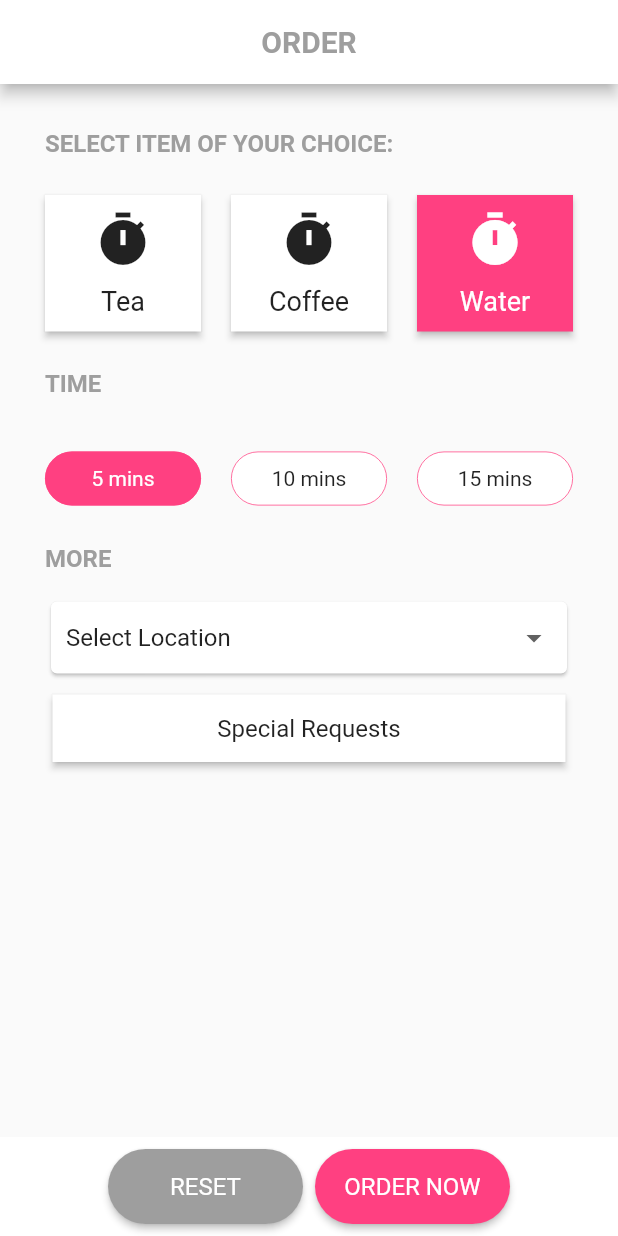
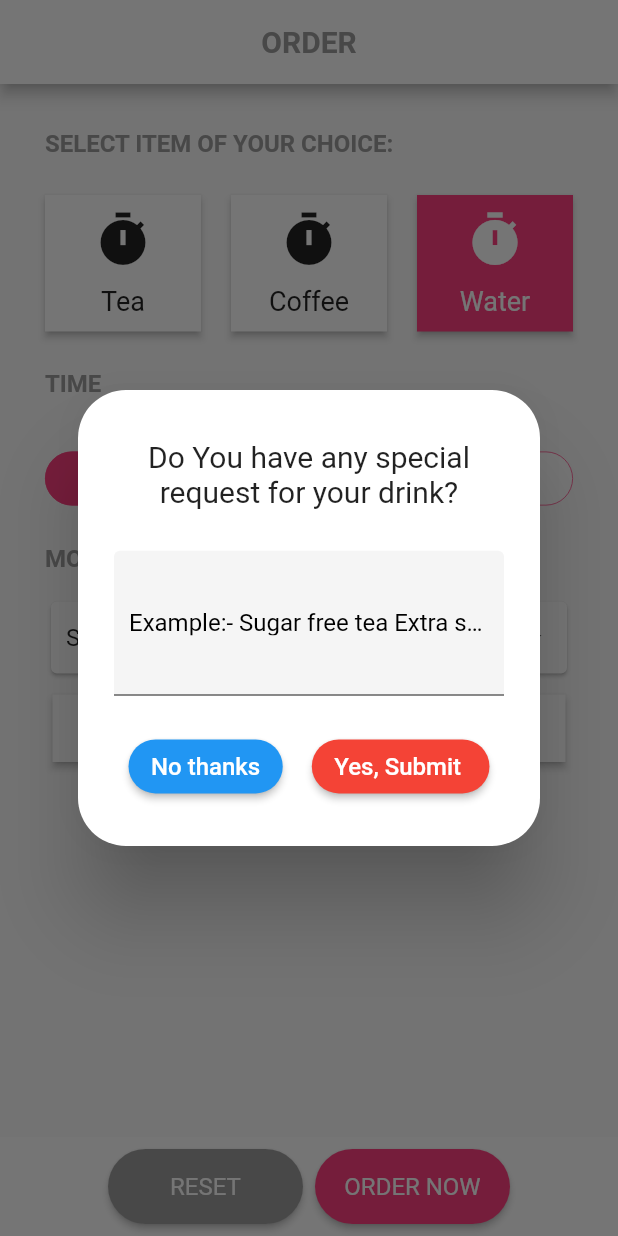
Before and after one commit to Yash2-dev/Tea-app, a Flutter app: the Order screen opened directly, after a tap on "Special Requests", on a phone screen of 412 x 824 dp. Run offline on Flutter 3.47's test engine with Material 2 defaults, Android fonts, the phone set to English and light mode, and no system bars; missing offline and left inert: sweetalert; network calls fail; Roboto replaces fonts that are missing (sedgwick).

Commit message:
some-changes

```diff
--- /dev/null
+++ b/lib/alert_dialogs/dialog.dart
@@ -0,0 +1,133 @@
+import 'dart:async';
+import 'dart:io';
+import 'package:flutter/material.dart';
+
+String _validateSpecialreguest(String value) {
+  value = value.trim();
+  if (value.length == 0) {
+    return "Please enter a Reason.";
+  } else if (value.length < 10) {
+    return "Reason should be minimum 10 characters.";
+  } else if (value.length > 255) {
+    return "Reason must be less than 255 characters.";
+  } else {
+    return null;
+  }
+}
+
+class SCDialogs {
+  static Future<String> specialReguestDialog (
+      BuildContext context, MediaQueryData queryData) {
+    bool _autoCorrectCheck = false;
+    final FocusNode _reasonFocus = FocusNode();
+    TextEditingController controller = TextEditingController();
+    return showDialog<String>(
+      context: context,
+      builder: (BuildContext context) {
+        return AlertDialog(
+          shape: RoundedRectangleBorder(
+              borderRadius: BorderRadius.all(Radius.circular(32.0))),
+          title: Container(
+            height: 260.0,
+            width: 260.0,
+            child: Center(
+              child: Column(
+                mainAxisAlignment: MainAxisAlignment.spaceAround,
+                children: <Widget>[
+                  Padding(
+                    padding: const EdgeInsets.only(bottom: 5.0),
+                    child: Text(
+                      'Do You have any special request for your drink?',
+                      style: TextStyle(
+                          fontFamily: 'sedgwick',
+                          fontWeight: FontWeight.normal,
+                          fontSize: 20.0),
+                      textAlign: TextAlign.center,
+                    ),
+                  ),
+                  Padding(
+                    padding: const EdgeInsets.symmetric(vertical: 5.0),
+                    child: TextFormField(
+                      maxLines: 3,
+                      autovalidate: _autoCorrectCheck,
+                      focusNode: _reasonFocus,
+                      controller: controller,
+                      enableInteractiveSelection: false,
+                      style: TextStyle(color: Colors.black),
+                      validator: _validateSpecialreguest,
+                      decoration: InputDecoration(
+                        contentPadding: new EdgeInsets.symmetric(
+                            vertical: queryData.size.height / 70.0,
+                            horizontal: 10.0),
+                        filled: true,
+                        hintMaxLines: 3,
+                        labelText:
+                            'Example:- Sugar free tea Extra sugar, cold water, hot water, Strong coffee, etc ',
+                        errorMaxLines: 2,
+                        labelStyle:
+                            TextStyle(fontSize: 16.0, color: Colors.black),
+                      ),
+                      keyboardType: TextInputType.text,
+                      textInputAction: TextInputAction.next,
+                    ),
+                  ),
+                  Row(
+                    mainAxisAlignment: MainAxisAlignment.spaceAround,
+                    children: <Widget>[
+                      Container(
+                        child: RaisedButton(
+                          onPressed: () {
+                            // if (_validateSpecialreguest(controller.text) !=
+                            //     null) {
+                            //   setState(() {
+                            //     _autoCorrectCheck = true;
+                            //     _reasonFocus.nextFocus();
+                            //   });
+                            // } else {
+                            //   Navigator.of(context).pop(controller.text);
+                            // }
+                          },
+                          padding: EdgeInsets.only(right: 15, left: 15),
+                          color: Theme.of(context).primaryColor,
+                          shape: new RoundedRectangleBorder(
+                            borderRadius: new BorderRadius.circular(50.0),
+                          ),
+                          child: Text(
+                            "No thanks",
+                            style: TextStyle(
+                                fontSize: 16.0,
+                                fontFamily: 'roboto',
+                                color: Colors.white),
+                          ),
+                        ),
+                      ),
+                      Container(
+                        child: RaisedButton(
+                          onPressed: () {
+                            Navigator.pop(context);
+                          },
+                          padding: EdgeInsets.only(right: 15, left: 15),
+                          color: Colors.red,
+                          shape: new RoundedRectangleBorder(
+                            borderRadius: new BorderRadius.circular(50.0),
+                          ),
+                          child: Text(
+                            "Yes, Submit ",
+                            style: TextStyle(
+                                fontSize: 16.0,
+                                fontFamily: 'roboto',
+                                color: Colors.white),
+                          ),
+                        ),
+                      ),
+                    ],
+                  ),
+                ],
+              ),
+            ),
+          ),
+        );
+      },
+    );
+  }
+}
--- a/lib/order.dart
+++ b/lib/order.dart
@@ -1,4 +1,6 @@
 import 'package:flutter/material.dart';
+import 'package:sweetalert/sweetalert.dart';
+import 'alert_dialogs/dialog.dart';
 
 class Order extends StatefulWidget {
   @override
@@ -264,13 +266,16 @@ class _OrderState extends State<Order> {
                 width: double.infinity,
                 height: 45.0,
                 child: RawMaterialButton(
-                  onPressed: () {},
+                  onPressed: () {
+                    SCDialogs.specialReguestDialog(context, MediaQuery.of(context));
+                  },
                   fillColor: Colors.white,
                   child: Text(
                     "Special Requests",
                     style: TextStyle(
                       fontSize: 16.0,
                     ),
+
                   ),
                 ),
               ),
--- a/pubspec.yaml
+++ b/pubspec.yaml
@@ -23,6 +23,7 @@ dependencies:
   # The following adds the Cupertino Icons font to your application.
   # Use with the CupertinoIcons class for iOS style icons.
   cupertino_icons: ^0.1.2
+  sweetalert: ^0.0.1
 
 dev_dependencies:
   flutter_test:
```
